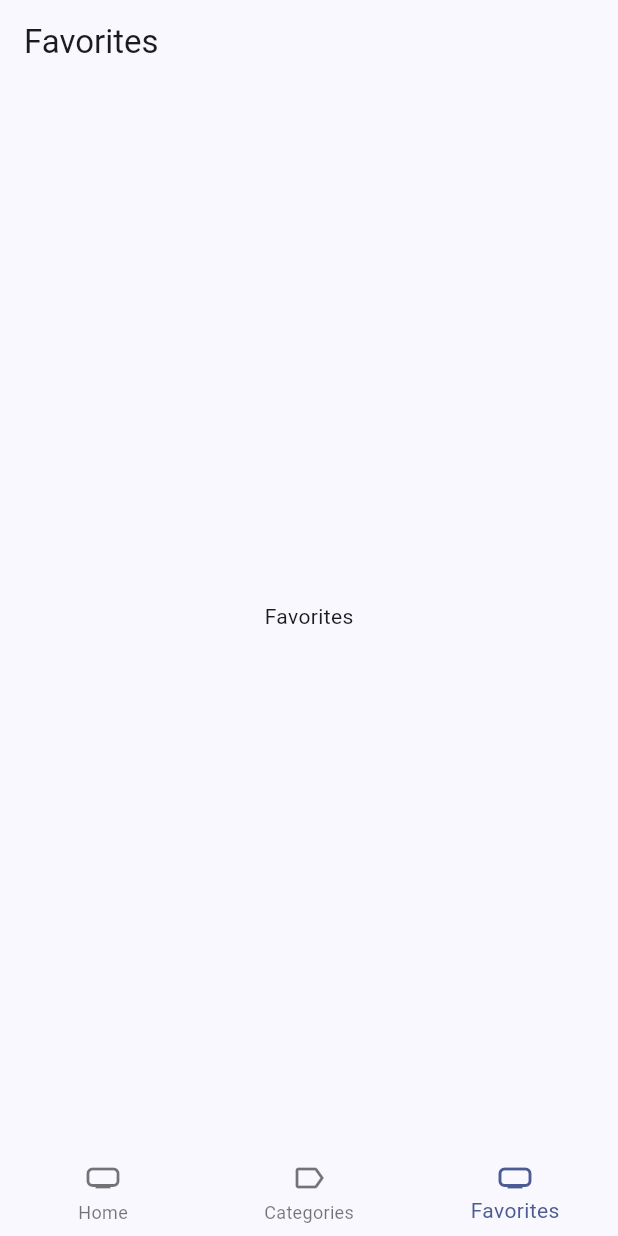
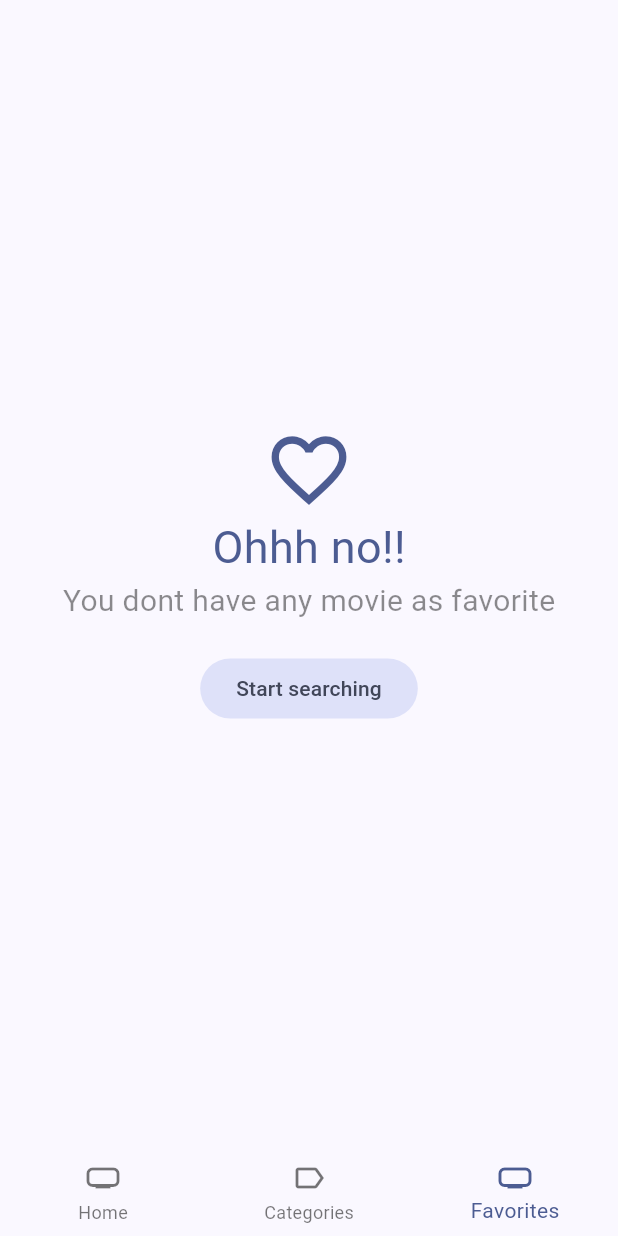
Before and after one commit to matiasbaez/flutter-cinemapedia, a Flutter app: the FavoriteView screen opened by its route, on a phone screen of 412 x 824 dp. Run offline on Flutter 3.47's test engine with Material 3 defaults, Android fonts, the phone set to English and light mode, and no system bars; our stand-ins replace animate_do, card_swiper, dio, flutter_dotenv, flutter_riverpod, go_router and 1 more; accounts and stored records are empty; generated files the repository leaves out were written again; network calls fail.

Commit message:
Feature: Implement masonry list view for favorites page

```diff
--- a/lib/presentation/providers/movies/movie_detail_provider.dart
+++ b/lib/presentation/providers/movies/movie_detail_provider.dart
@@ -26,7 +26,10 @@ class MovieNotifier extends StateNotifier<Map<String, Movie>> {
 
     isLoading = true;
 
-    if ( state[movieId] != null ) return;
+    if ( state[movieId] != null ) {
+      isLoading = false;
+      return;
+    }
 
     final Movie movie = await getMovieDetail(movieId);
 
--- a/lib/presentation/providers/providers.dart
+++ b/lib/presentation/providers/providers.dart
@@ -15,3 +15,4 @@ export 'package:cinemapedia/presentation/providers/search/search_movies_provider
 
 // Storage
 export 'package:cinemapedia/presentation/providers/storage/local_storage_provider.dart';
+export 'package:cinemapedia/presentation/providers/storage/favorite_movies_provider.dart';
--- /dev/null
+++ b/lib/presentation/providers/storage/favorite_movies_provider.dart
@@ -0,0 +1,52 @@
+
+
+import 'package:flutter_riverpod/flutter_riverpod.dart';
+
+import 'package:cinemapedia/domain/entities/entities.dart';
+import 'package:cinemapedia/domain/repositories/repositories.dart';
+import 'package:cinemapedia/presentation/providers/providers.dart';
+
+final favoriteMoviesProvider = StateNotifierProvider<FavoriteMoviesNotifier, Map<int, Movie>>((ref) {
+  final localStorageRepository = ref.watch(localStorageProvider);
+  return FavoriteMoviesNotifier(localStorageRepository: localStorageRepository);
+});
+
+
+class FavoriteMoviesNotifier extends StateNotifier<Map<int, Movie>> {
+
+  int page = 0;
+  final LocalStorageRepository localStorageRepository;
+
+  FavoriteMoviesNotifier({
+    required this.localStorageRepository
+  }) : super({});
+
+  Future<List<Movie>> loadNextPage() async {
+
+    final movies = await localStorageRepository.getFavorites(offset: page * 10, limit: 20);
+    page++;
+
+    final result = <int, Movie>{};
+    for ( final movie in movies ) {
+      result[movie.id] = movie;
+    }
+
+    state = {...state, ...result };
+
+    return movies;
+  }
+
+  Future<void> toggleFavorite(Movie movie) async {
+    await localStorageRepository.toggleFavorite(movie);
+    final bool isMovieFavorite = state[movie.id] != null;
+
+    if (isMovieFavorite) {
+      state.remove(movie.id);
+      state = { ...state };
+      return;
+    }
+
+    state = { ...state, movie.id: movie };
+  }
+
+}
--- a/lib/presentation/views/home_views/favorites_view.dart
+++ b/lib/presentation/views/home_views/favorites_view.dart
@@ -1,19 +1,80 @@
 
 import 'package:flutter/material.dart';
 
-class FavoriteView extends StatelessWidget {
+import 'package:go_router/go_router.dart';
+import 'package:flutter_riverpod/flutter_riverpod.dart';
+
+import 'package:cinemapedia/presentation/widgets/widgets.dart';
+import 'package:cinemapedia/presentation/providers/providers.dart';
+
+class FavoriteView extends ConsumerStatefulWidget {
 
   const FavoriteView({super.key});
 
   @override
+  _FavoriteViewState createState() => _FavoriteViewState();
+}
+
+class _FavoriteViewState extends ConsumerState<FavoriteView> {
+
+
+  bool isLoading = false;
+  bool isLastPage = false;
+
+  void loadNextPage() async {
+
+    if (isLoading || isLastPage) return;
+
+    isLoading = true;
+
+    final movies = await ref.read( favoriteMoviesProvider.notifier ).loadNextPage();
+
+    isLoading = false;
+
+    isLastPage = movies.isEmpty;
+
+  }
+
+  @override
+  void initState() {
+    super.initState();
+
+    loadNextPage();
+
+  }
+
+  @override
   Widget build(BuildContext context) {
+
+    final favoriteMovies = ref.watch( favoriteMoviesProvider ).values.toList();
+
+    if ( favoriteMovies.isEmpty ) {
+      final colors = Theme.of(context).colorScheme;
+      return Center(
+        child: Column(
+          mainAxisAlignment: MainAxisAlignment.center,
+          crossAxisAlignment: CrossAxisAlignment.center,
+          children: [
+
+            Icon( Icons.favorite_outline_sharp, size: 60, color: colors.primary ),
+            Text('Ohhh no!!', style: TextStyle( fontSize: 30, color: colors.primary)),
+            const Text('You dont have any movie as favorite', style: TextStyle( fontSize: 20, color: Colors.black45 )),
+
+            const SizedBox(height: 20),
+            FilledButton.tonal(
+              onPressed: () => context.go('/'),
+              child: const Text('Start searching')
+            )
+          ],
+        ),
+      );
+    }
+
     return Scaffold(
-      appBar: AppBar(
-        title: const Text('Favorites'),
-      ),
-      body: const Center(
-        child: Text('Favorites'),
-      ),
+      body: MovieMasonry(
+        movies: favoriteMovies,
+        loadNextPage: loadNextPage
+      )
     );
   }
 }
--- /dev/null
+++ b/lib/presentation/widgets/movies/movie_poster_link.dart
@@ -0,0 +1,35 @@
+
+import 'package:flutter/material.dart';
+
+import 'package:go_router/go_router.dart';
+import 'package:animate_do/animate_do.dart';
+
+import 'package:cinemapedia/domain/entities/entities.dart';
+
+class MoviePosterLink extends StatelessWidget {
+
+  final Movie movie;
+
+  const MoviePosterLink({
+    super.key,
+    required this.movie
+  });
+
+  @override
+  Widget build(BuildContext context) {
+    return FadeInUp(
+      // duration: const Duration(milliseconds: 300),
+      child: GestureDetector(
+        onTap: () => context.push('/movie/${movie.id}'),
+        child: ClipRRect(
+          borderRadius: BorderRadius.circular(20),
+          child: FadeIn(
+            child: Image.network(
+              movie.posterPath
+            ),
+          ),
+        ),
+      ),
+    );
+  }
+}
--- a/lib/presentation/widgets/shared/custom_bottom_navigation_bar.dart
+++ b/lib/presentation/widgets/shared/custom_bottom_navigation_bar.dart
@@ -27,7 +27,7 @@ class NavigationItem {
 const List<NavigationItem> navigationItems = [
   NavigationItem(url: '/', icon: Icon(Icons.home_max), label: 'Home'),
   NavigationItem(url: '/categories', icon: Icon(Icons.label_outline), label: 'Categories'),
-  NavigationItem(url: '/favorites', icon: Icon(Icons.label_outline), label: 'Favorites'),
+  NavigationItem(url: '/favorites', icon: Icon(Icons.favorite_outline), label: 'Favorites'),
 ];
 
 class CustomNavigationBar extends StatelessWidget {
--- a/lib/presentation/widgets/widgets.dart
+++ b/lib/presentation/widgets/widgets.dart
@@ -3,5 +3,7 @@ export 'package:cinemapedia/presentation/widgets/shared/custom_bottom_navigation
 export 'package:cinemapedia/presentation/widgets/movies/movie_horizontal_listview.dart';
 export 'package:cinemapedia/presentation/widgets/movies/custom_sliver_appbar.dart';
 export 'package:cinemapedia/presentation/widgets/shared/full_screen_loader.dart';
+export 'package:cinemapedia/presentation/widgets/movies/movie_poster_link.dart';
 export 'package:cinemapedia/presentation/widgets/movies/movies_slideshow.dart';
+export 'package:cinemapedia/presentation/widgets/movies/movie_masonry.dart';
 export 'package:cinemapedia/presentation/widgets/shared/custom_appbar.dart';
--- a/pubspec.yaml
+++ b/pubspec.yaml
@@ -36,6 +36,7 @@ dependencies:
     sdk: flutter
   flutter_dotenv: ^5.1.0
   flutter_riverpod: ^2.4.8
+  flutter_staggered_grid_view: ^0.7.0
   go_router: ^12.1.1
   intl: ^0.18.1
   isar: ^3.1.0+1
```
Also changed, not shown: lib/presentation/screens/movies/movie_screen.dart (+10 -4 lines), lib/presentation/widgets/movies/custom_sliver_appbar.dart (+6 -8 lines), lib/presentation/widgets/movies/movie_masonry.dart (added, +84 -0 lines), pubspec.lock.
